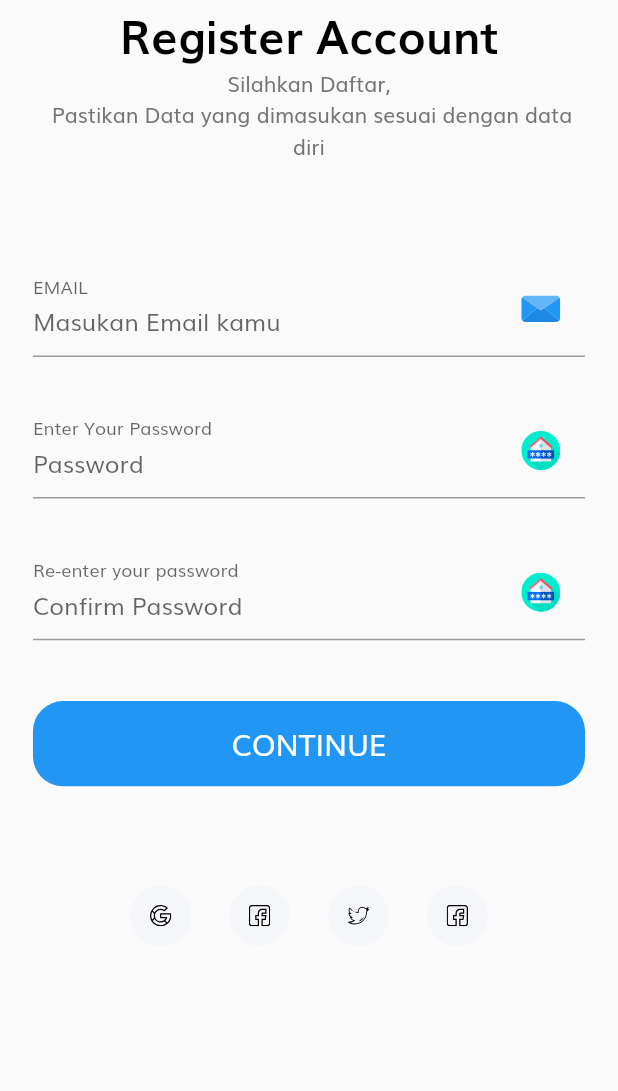
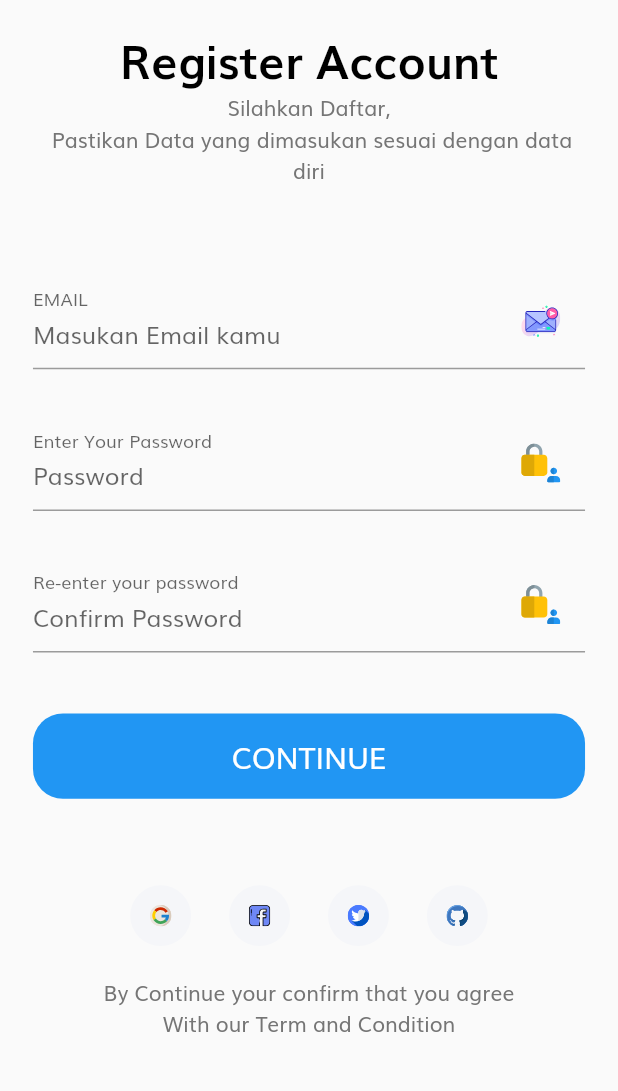
Before and after one commit to artdengun/Aplikasi_PranataIndo, a Flutter app: the SignUpScreen screen opened by its route, on a phone screen of 412 x 824 dp, the part 84-1175 px from its top. Run offline on Flutter 3.47's test engine with Material 2 defaults, Android fonts, the phone set to English and light mode, and no system bars; our stand-ins replace flutter_svg.

Commit message:
complete profil

```diff
--- a/lib/screens/Sign_in/component/body.dart
+++ b/lib/screens/Sign_in/component/body.dart
@@ -49,7 +49,7 @@ class Body extends StatelessWidget {
                       press: () {},
                     ),
                     SocialCard(
-                      icon: "assets/icons/facebook.svg",
+                      icon: "assets/icons/github.svg",
                       press: () {},
                     ),
                   ],
--- a/lib/screens/Sign_up/component/body.dart
+++ b/lib/screens/Sign_up/component/body.dart
@@ -14,14 +14,15 @@ class Body extends StatelessWidget {
         child: SingleChildScrollView(
           child: Column(
             children: [
+              SizedBox(height: SizeConfig.screenHeight * 0.02),
               Text("Register Account", style: headingStyle),
               Text(
                 "Silahkan Daftar, \n Pastikan Data yang dimasukan sesuai dengan data diri",
                 textAlign: TextAlign.center,
               ),
-              SizedBox(height: SizeConfig.screenHeight * 0.08),
+              SizedBox(height: SizeConfig.screenHeight * 0.07),
               SignUpForm(),
-              SizedBox(height: SizeConfig.screenHeight * 0.08),
+              SizedBox(height: SizeConfig.screenHeight * 0.07),
           Row(
             mainAxisAlignment: MainAxisAlignment.center,
             children: [
@@ -38,11 +39,14 @@ class Body extends StatelessWidget {
                 press: () {},
               ),
               SocialCard(
-                icon: "assets/icons/facebook.svg",
+                icon: "assets/icons/github.svg",
                 press: () {},
               ),
-            ]
-          )
+            ],
+          ),
+              SizedBox(height: getProportionateScreenHeight(20),),
+              Text("By Continue your confirm that you agree \nWith our Term and Condition",
+              textAlign: TextAlign.center,),
             ],
           ),
         ),
--- a/lib/screens/Sign_up/sign_form.dart
+++ b/lib/screens/Sign_up/sign_form.dart
@@ -48,7 +48,7 @@ class _SignUpFormState extends State<SignUpForm> {
               labelText: "EMAIL",
               floatingLabelBehavior: FloatingLabelBehavior.always,
               suffixIcon: CostumSuffixIcon(
-                svgIcon: "assets/icons/email.svg",
+                svgIcon: "assets/icons/message.svg",
               ),
             ),
             onChanged: (value) {
@@ -78,7 +78,7 @@ class _SignUpFormState extends State<SignUpForm> {
               labelText: "Enter Your Password",
               floatingLabelBehavior: FloatingLabelBehavior.always,
               suffixIcon: CostumSuffixIcon(
-                svgIcon: "assets/icons/smart-house.svg",
+                svgIcon: "assets/icons/user.svg",
               ),
             ),
             onSaved: (newValue) => password = newValue,
@@ -108,7 +108,7 @@ class _SignUpFormState extends State<SignUpForm> {
               labelText: "Re-enter your password",
               floatingLabelBehavior: FloatingLabelBehavior.always,
               suffixIcon: CostumSuffixIcon(
-                svgIcon: "assets/icons/smart-house.svg",
+                svgIcon: "assets/icons/user.svg",
               ),
             ),
             onSaved: (newValue) => confrim_password = newValue,
--- /dev/null
+++ b/lib/screens/complete_profil/component/Body.dart
@@ -0,0 +1,8 @@
+import 'package:flutter/material.dart';
+
+class Body extends StatelessWidget {
+  @override
+  Widget build(BuildContext context) {
+    return Container();
+  }
+}
```
Also changed, not shown: lib/screens/complete_profil/complete_profil_screen.dart (added, +17 -0 lines), assets/icons/facebook.svg, assets/icons/github.svg (added), assets/icons/google.svg, assets/icons/message.svg (added), assets/icons/twitter.svg, assets/icons/user.svg (added).
